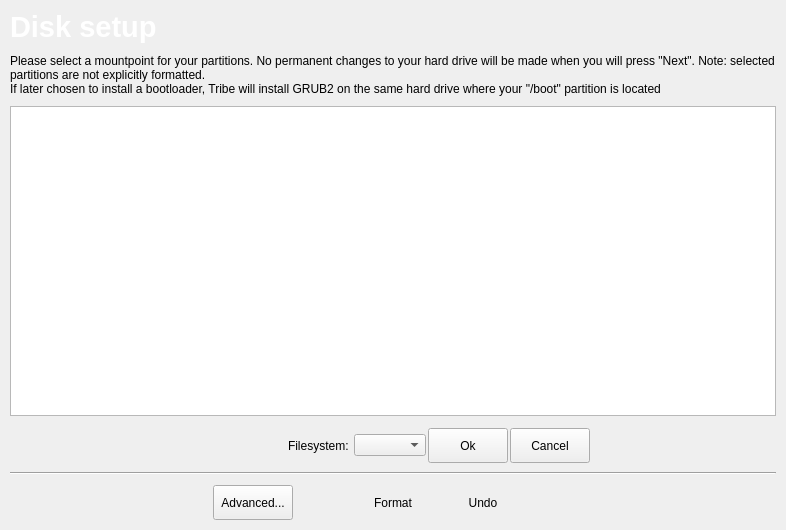
Before: the Qt Designer form ui/pages/partition.ui in abveritas/Tribe, drawn with Qt 5.
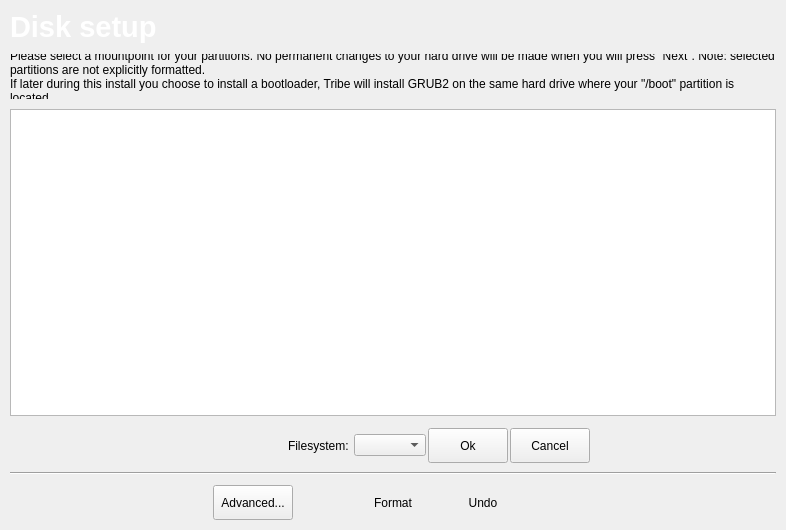
After: the same form once the commit is applied. Custom widgets are drawn as their Qt base class.

Commit message: text corrections in ui

What changed in the file:
```diff
--- a/ui/pages/partition.ui
+++ b/ui/pages/partition.ui
@@ -56,7 +56,7 @@
      </property>
      <property name="text">
       <string>Please select a mountpoint for your partitions. No permanent changes to your hard drive will be made when you will press &quot;Next&quot;. Note: selected partitions are not explicitly formatted.
-If later chosen to install a bootloader, Tribe will install GRUB2 on the same hard drive where your &quot;/boot&quot; partition is located</string>
+If later during this install you choose to install a bootloader, Tribe will install GRUB2 on the same hard drive where your &quot;/boot&quot; partition is located</string>
      </property>
      <property name="scaledContents">
       <bool>true</bool>
```
The commit also changes 2 other files.
